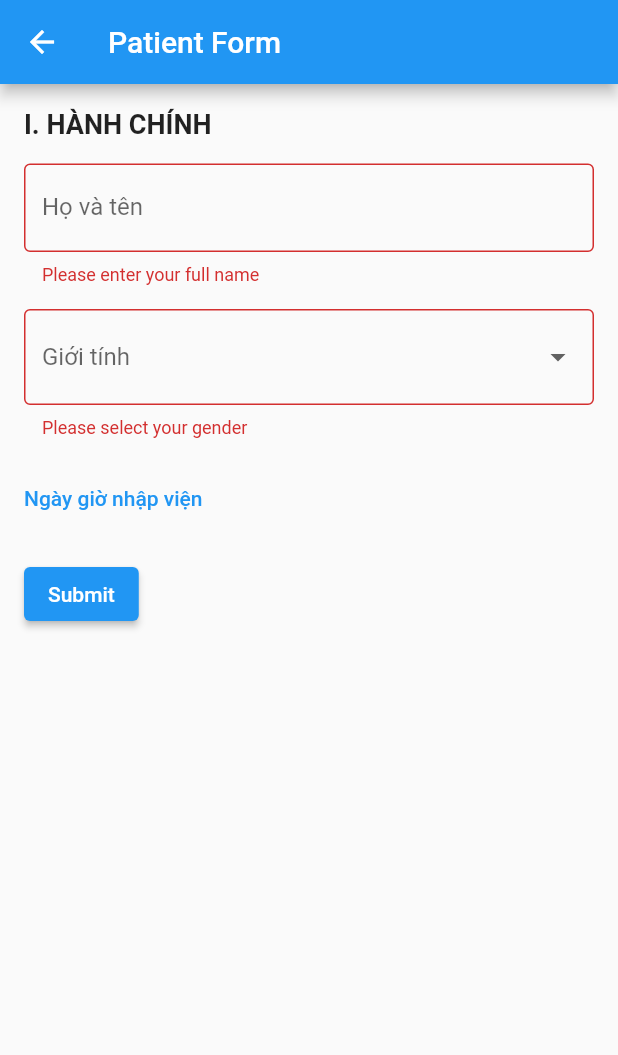
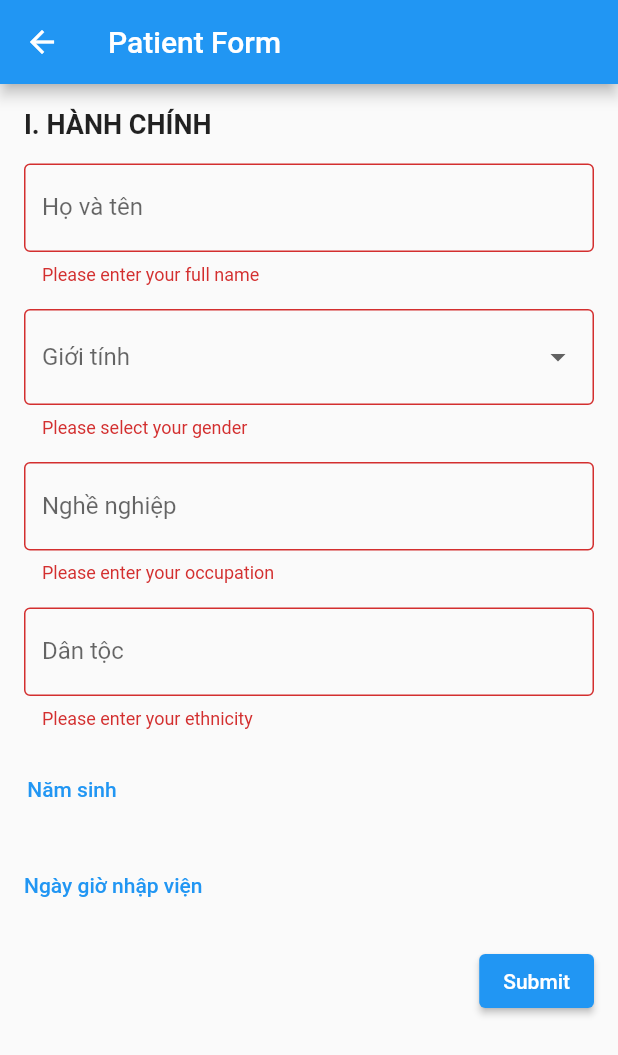
Before and after one commit to lctzz540/Medical-Record, a Flutter app: the PatientForm screen opened directly, after a tap on "Submit", on a phone screen of 412 x 824 dp. Shown: the top 1055 px of the screen. Run offline on Flutter 3.47's test engine with Material 2 defaults, Android fonts, the light colour scheme and no system bars; our stand-ins replace google_fonts.

Commit message:
patient form

```diff
--- a/lib/form/administrative.dart
+++ b/lib/form/administrative.dart
@@ -2,6 +2,7 @@ import 'package:flutter/material.dart';
 import 'package:intl/intl.dart';
 
 class PatientForm extends StatefulWidget {
+  const PatientForm({Key? key}) : super(key: key);
   @override
   _PatientFormState createState() => _PatientFormState();
 }
@@ -11,8 +12,11 @@ class _PatientFormState extends State<PatientForm> {
   final TextEditingController _nameController = TextEditingController();
   final TextEditingController _admissionDateController =
       TextEditingController();
+  final TextEditingController _occupationController = TextEditingController();
+  final TextEditingController _ethnicityController = TextEditingController();
   String? _gender;
   DateTime? _admissionDate;
+  int? _yearOfBirth;
 
   @override
   void dispose() {
@@ -81,6 +85,62 @@ class _PatientFormState extends State<PatientForm> {
                   },
                 ),
                 const SizedBox(height: 16.0),
+                TextFormField(
+                  controller: _occupationController,
+                  decoration: const InputDecoration(
+                    labelText: 'Nghề nghiệp',
+                    border: OutlineInputBorder(),
+                  ),
+                  validator: (value) {
+                    if (value == null || value.isEmpty) {
+                      return 'Please enter your occupation';
+                    }
+                    return null;
+                  },
+                ),
+                const SizedBox(height: 16.0),
+                TextFormField(
+                  controller: _ethnicityController,
+                  decoration: const InputDecoration(
+                    labelText: 'Dân tộc',
+                    border: OutlineInputBorder(),
+                  ),
+                  validator: (value) {
+                    if (value == null || value.isEmpty) {
+                      return 'Please enter your ethnicity';
+                    }
+                    return null;
+                  },
+                ),
+                const SizedBox(height: 16.0),
+                TextButton(
+                  onPressed: () async {
+                    final currentDate = _yearOfBirth != null
+                        ? DateTime(_yearOfBirth!, 1, 1)
+                        : DateTime.now();
+                    final date = await showDatePicker(
+                      context: context,
+                      initialDate: currentDate,
+                      firstDate: DateTime(1900),
+                      lastDate: DateTime.now(),
+                      initialDatePickerMode: DatePickerMode.year,
+                    );
+                    if (date != null) {
+                      setState(() {
+                        _yearOfBirth = date.year;
+                      });
+                    }
+                  },
+                  style: TextButton.styleFrom(
+                    padding: const EdgeInsets.symmetric(vertical: 16.0),
+                  ),
+                  child: Text(
+                    _yearOfBirth != null
+                        ? 'Năm sinh: ${_yearOfBirth.toString()}'
+                        : 'Năm sinh',
+                  ),
+                ),
+                const SizedBox(height: 16.0),
                 TextButton(
                   onPressed: () async {
                     final currentDate = _admissionDate ?? DateTime.now();
@@ -101,27 +161,19 @@ class _PatientFormState extends State<PatientForm> {
                   ),
                   child: Text(
                     _admissionDate != null
-                        ? DateFormat('dd/MM/yyyy').format(_admissionDate!)
+                        ? "Ngày giờ nhập viện: ${DateFormat('dd/MM/yyyy').format(_admissionDate!)}"
                         : 'Ngày giờ nhập viện',
                   ),
                 ),
                 const SizedBox(height: 16.0),
-                ElevatedButton(
-                  onPressed: () {
-                    if (_formKey.currentState?.validate() ?? false) {
-                      // Save the form data
-                      String name = _nameController.text.trim();
-                      String gender = _gender ?? '';
-                      DateTime admissionDate =
-                          DateTime.parse(_admissionDateController.text.trim());
-
-                      // Do something with the form data
-                      print('Name: $name');
-                      print('Gender: $gender');
-                      print('Admission date: $admissionDate');
-                    }
-                  },
-                  child: const Text('Submit'),
+                Align(
+                  alignment: Alignment.centerRight,
+                  child: ElevatedButton(
+                    onPressed: () {
+                      if (_formKey.currentState?.validate() ?? false) {}
+                    },
+                    child: const Text('Submit'),
+                  ),
                 ),
               ],
             ),
--- a/lib/screens/login_screen.dart
+++ b/lib/screens/login_screen.dart
@@ -12,8 +12,8 @@ class LoginScreen extends StatefulWidget {
 class _LoginWidgetState extends State<LoginScreen> {
   final GlobalKey<FormState> _formKey = GlobalKey<FormState>();
 
-  String _email = '';
-  String _password = '';
+  String? _email;
+  String? _password;
 
   void _submit() {
     if (_formKey.currentState!.validate()) {
```
